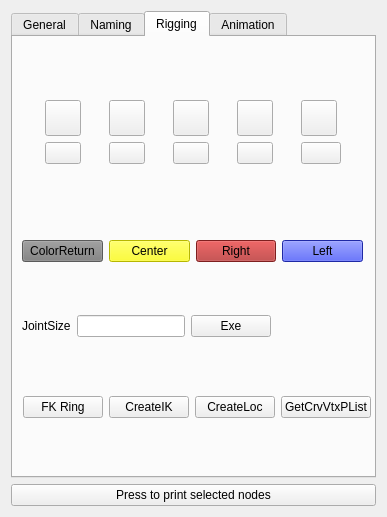
Qt form ui/CAToolbox_UI.ui (joleeene/CAToolbox_UI) before a commit.
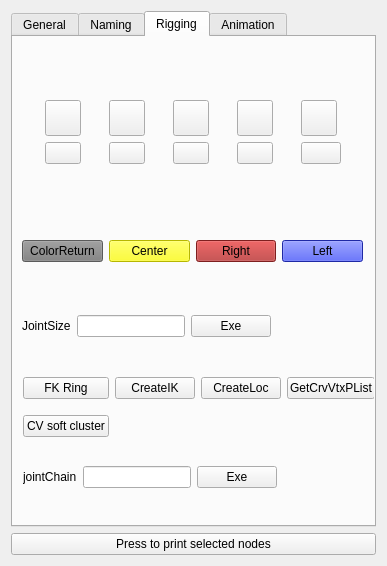
The same form after that commit. Icons and pictures are not drawn.

The edit to the form file:
```diff
--- a/ui/CAToolbox_UI.ui
+++ b/ui/CAToolbox_UI.ui
@@ -7,7 +7,7 @@
     <x>0</x>
     <y>0</y>
     <width>387</width>
-    <height>517</height>
+    <height>566</height>
    </rect>
   </property>
   <property name="windowTitle">
@@ -600,27 +600,13 @@
           <rect>
            <x>10</x>
            <y>330</y>
-           <width>348</width>
+           <width>352</width>
            <height>81</height>
           </rect>
          </property>
          <layout class="QHBoxLayout" name="horizontalLayout">
           <item>
            <layout class="QGridLayout" name="gridLayout_3">
-            <item row="0" column="1">
-             <widget class="QPushButton" name="QPBCreateIK">
-              <property name="text">
-               <string>CreateIK</string>
-              </property>
-             </widget>
-            </item>
-            <item row="0" column="3">
-             <widget class="QPushButton" name="QPBGetCrvVtxPList">
-              <property name="text">
-               <string>GetCrvVtxPList</string>
-              </property>
-             </widget>
-            </item>
             <item row="0" column="0">
              <widget class="QPushButton" name="QPBCreateFKRing">
               <property name="toolTip">
@@ -637,6 +623,83 @@
                <string>CreateLoc</string>
               </property>
              </widget>
+            </item>
+            <item row="0" column="1">
+             <widget class="QPushButton" name="QPBCreateIK">
+              <property name="text">
+               <string>CreateIK</string>
+              </property>
+             </widget>
+            </item>
+            <item row="0" column="3">
+             <widget class="QPushButton" name="QPBGetCrvVtxPList">
+              <property name="text">
+               <string>GetCrvVtxPList</string>
+              </property>
+             </widget>
+            </item>
+            <item row="1" column="0">
+             <widget class="QPushButton" name="QPBCVsoftCluster">
+              <property name="toolTip">
+               <string>Works for IK Spline Crv, soft selection cluster</string>
+              </property>
+              <property name="text">
+               <string>CV soft cluster</string>
+              </property>
+             </widget>
+            </item>
+           </layout>
+          </item>
+         </layout>
+        </widget>
+        <widget class="QWidget" name="horizontalLayoutWidget_4">
+         <property name="geometry">
+          <rect>
+           <x>10</x>
+           <y>410</y>
+           <width>341</width>
+           <height>61</height>
+          </rect>
+         </property>
+         <layout class="QHBoxLayout" name="horizontalLayout_2">
+          <item>
+           <layout class="QGridLayout" name="gridLayout_6">
+            <item row="0" column="0">
+             <widget class="QLabel" name="QLJointChain">
+              <property name="toolTip">
+               <string>Select 2 objects and create some joints as a chain between them</string>
+              </property>
+              <property name="text">
+               <string>jointChain</string>
+              </property>
+             </widget>
+            </item>
+            <item row="0" column="1">
+             <widget class="QLineEdit" name="QLEJointChain">
+              <property name="toolTip">
+               <string>Input how many joints u wanna create.</string>
+              </property>
+             </widget>
+            </item>
+            <item row="0" column="2">
+             <widget class="QPushButton" name="QPBJointChain">
+              <property name="text">
+               <string>Exe</string>
+              </property>
+             </widget>
+            </item>
+            <item row="0" column="3">
+             <spacer name="horizontalSpacer_2">
+              <property name="orientation">
+               <enum>Qt::Horizontal</enum>
+              </property>
+              <property name="sizeHint" stdset="0">
+               <size>
+                <width>40</width>
+                <height>20</height>
+               </size>
+              </property>
+             </spacer>
             </item>
            </layout>
           </item>
```
